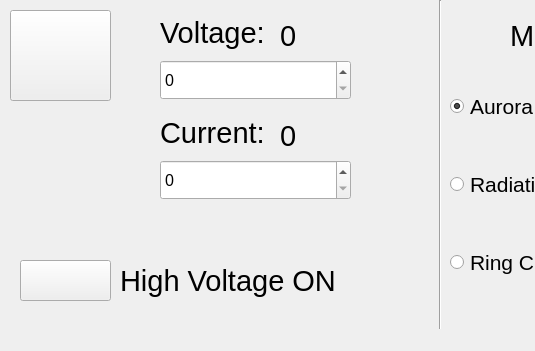
This is Manual.ui in ecehawks/iowa-planeterrella-firmware as Qt 5 draws it before an edit; both pictures show x 0 to 535 and y 0 to 351 of the 900 by 351 pixel window. The edited form follows.
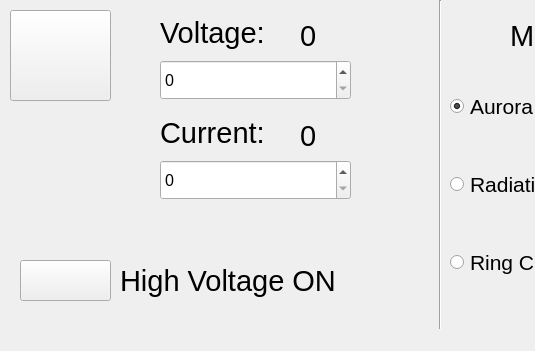
This is the edited form. Icons and pictures are not drawn.

Diff of the .ui file:
```diff
--- a/Manual.ui
+++ b/Manual.ui
@@ -220,7 +220,7 @@
      <rect>
       <x>160</x>
       <y>10</y>
-      <width>111</width>
+      <width>131</width>
       <height>45</height>
      </rect>
     </property>
@@ -297,7 +297,7 @@
    <widget class="QLabel" name="voltageLabel">
     <property name="geometry">
      <rect>
-      <x>280</x>
+      <x>300</x>
       <y>10</y>
       <width>131</width>
       <height>51</height>
@@ -315,7 +315,7 @@
    <widget class="QLabel" name="currentLabel">
     <property name="geometry">
      <rect>
-      <x>280</x>
+      <x>300</x>
       <y>110</y>
       <width>131</width>
       <height>51</height>
@@ -350,7 +350,7 @@
      <rect>
       <x>160</x>
       <y>110</y>
-      <width>111</width>
+      <width>131</width>
       <height>45</height>
      </rect>
     </property>
```
Left out of the diff: 15 changed lines with no effect on the pictures.
